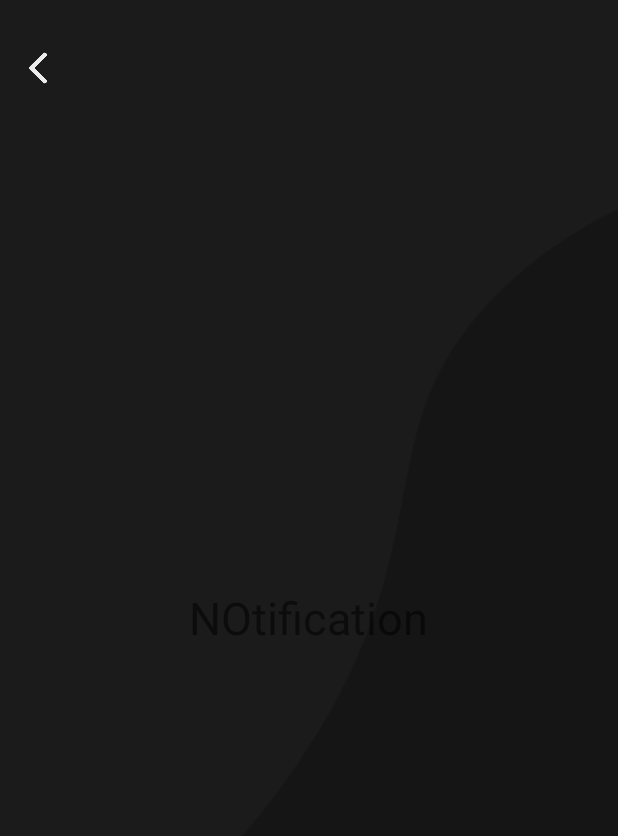
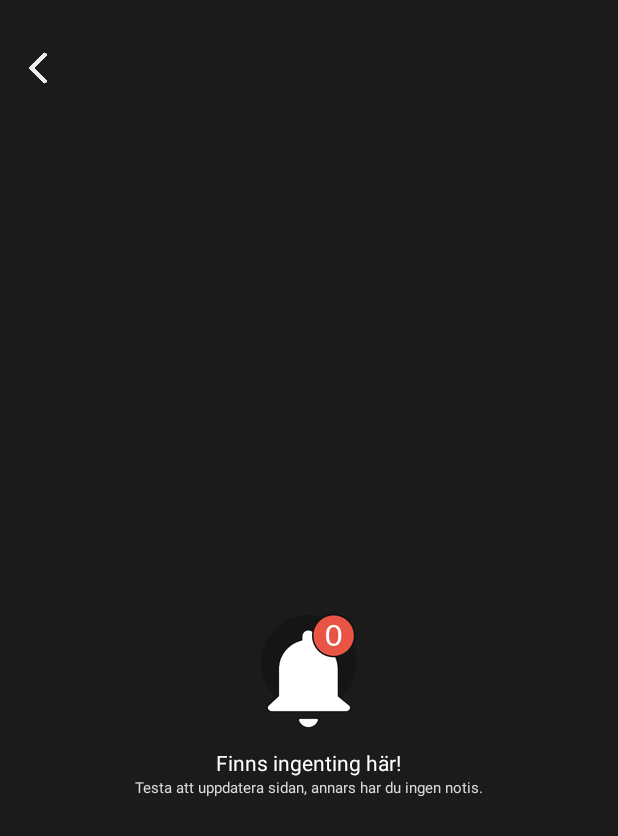
Before and after one commit to johan123456718/VasbyFrisorenAndroid, an Android app: the fragment NotificationFragment placed in its activity, on a phone screen of 412 x 824 dp. Shown: the top 836 px of the screen. Run offline under Robolectric (Android 15) with nearby library versions, the phone set to English and light mode, and no system bars.

Commit message:
notification navigation/design done

```diff
--- a/app/src/main/java/com/example/vasbyfrisorenandroid/fragment/NotificationFragment.java
+++ b/app/src/main/java/com/example/vasbyfrisorenandroid/fragment/NotificationFragment.java
@@ -6,30 +6,90 @@ import android.util.Log;
 import android.view.LayoutInflater;
 import android.view.View;
 import android.view.ViewGroup;
+import android.widget.LinearLayout;
+import android.widget.RelativeLayout;
 import android.widget.TextView;
+import android.widget.Toast;
 
 import androidx.annotation.Nullable;
 import androidx.fragment.app.Fragment;
+import androidx.recyclerview.widget.LinearLayoutManager;
+import androidx.recyclerview.widget.RecyclerView;
 
 import com.example.vasbyfrisorenandroid.R;
+import com.example.vasbyfrisorenandroid.model.notification.Notification;
+import com.example.vasbyfrisorenandroid.model.notification.NotificationAdapter;
+import com.example.vasbyfrisorenandroid.model.setting.Setting;
+import com.example.vasbyfrisorenandroid.model.setting.SettingAdapter;
+
+import java.util.ArrayList;
+import java.util.List;
 
 public class NotificationFragment extends Fragment {
 
 
     private View rootView;
-    private TextView test;
+    private List<Notification> notificationList;
+    private RelativeLayout existing_notification_div, empty_notification_div;
+    private RecyclerView recyclerView;
+    private RecyclerView.Adapter adapter;
+    private LinearLayoutManager layoutManager;
+
+    private TextView title;
+    private LinearLayout underline;
+
     @Nullable
     @Override
     public View onCreateView(LayoutInflater inflater, @Nullable ViewGroup container, @Nullable Bundle savedInstanceState) {
         rootView = inflater.inflate(R.layout.notification, container, false);
-
-        test = rootView.findViewById(R.id.test);
+        title = rootView.findViewById(R.id.notification_title);
+        underline = rootView.findViewById(R.id.notification_underline);
+        title.setVisibility(View.GONE);
+        underline.setVisibility(View.GONE);
 
         Bundle b = getArguments();
+        int notifications = 0;
 
-        if(b != null)
-            test.setText(String.valueOf(b.getInt("lol")));
+        if(b != null){
+            notifications = b.getInt("lol");
 
+            if(notifications > 0){
+                existing_notification_div = rootView.findViewById(R.id.existing_notification_div);
+                empty_notification_div = rootView.findViewById(R.id.empty_notification_div);
+
+                if(existing_notification_div.getVisibility() == View.GONE) {
+
+                    if(empty_notification_div.getVisibility() == View.VISIBLE) {
+                        empty_notification_div.setVisibility(View.GONE);
+                    }
+
+                    existing_notification_div.setVisibility(View.VISIBLE);
+;                   title.setVisibility(View.VISIBLE);
+                    underline.setVisibility(View.VISIBLE);
+                    initRecyclerView();
+                }
+            }
+        }
         return rootView;
     }
+
+    @Override
+    public void onDestroy() {
+        super.onDestroy();
+        if(notificationList != null) {
+            notificationList.clear();
+        }
+    }
+
+    private void initRecyclerView(){
+        notificationList = new ArrayList<>();
+        notificationList.add(new Notification(R.drawable.ic_launcher_background, "Du har bokat din tid för klippning", "15 min sen"));
+        notificationList.add(new Notification(R.drawable.ic_launcher_background, "gkmfdkgmfdlkgmdflkmgfdklmgl", "15 min sen"));
+        recyclerView = rootView.findViewById(R.id.recyclerView);
+        recyclerView.setHasFixedSize(true);
+        layoutManager = new LinearLayoutManager(rootView.getContext());
+        adapter = new NotificationAdapter(notificationList);
+        recyclerView.setLayoutManager(layoutManager);
+        recyclerView.setAdapter(adapter);
+    }
 }
--- /dev/null
+++ b/app/src/main/res/drawable/notification_rounded_item.xml
@@ -0,0 +1,5 @@
+<?xml version="1.0" encoding="utf-8"?>
+<shape xmlns:android="http://schemas.android.com/apk/res/android">
+    <solid android:color="@color/eerie_black"/>
+    <corners android:radius="20dp"/>
+</shape>
--- a/app/src/main/res/layout/notification.xml
+++ b/app/src/main/res/layout/notification.xml
@@ -2,16 +2,7 @@
 <RelativeLayout xmlns:android="http://schemas.android.com/apk/res/android"
     android:layout_width="match_parent"
     android:layout_height="match_parent"
-    android:background="@drawable/background">
-
-
-    <TextView
-        android:id="@+id/test"
-        android:layout_width="wrap_content"
-        android:layout_height="wrap_content"
-        android:text="NOtification"
-        android:textSize="30dp"
-        android:layout_centerInParent="true"/>
+    android:background="@color/eerie_black2">
 
     <ImageView
         android:id="@+id/backbutton"
@@ -21,4 +12,78 @@
         android:layout_marginStart="5dp"
         android:src="@drawable/back_arrow"/>
 
+    <TextView
+        android:id="@+id/notification_title"
+        android:layout_width="wrap_content"
+        android:layout_height="wrap_content"
+        android:text="@string/notifikation"
+        android:layout_centerInParent="true"
+        android:layout_above="@+id/notification_underline"
+        android:textColor="@color/white"
+        android:textSize="20sp"
+        />
+
+    <LinearLayout
+        android:id="@+id/notification_underline"
+        android:layout_width="match_parent"
+        android:layout_height="1dp"
+        android:orientation="vertical"
+        android:background="@color/eerie_black2"
+        android:layout_below="@+id/backbutton"/>
+
+    <RelativeLayout
+        android:id="@+id/empty_notification_div"
+        android:layout_width="380dp"
+        android:layout_height="match_parent"
+        android:layout_centerInParent="true"
+        android:layout_below="@id/backbutton"
+        android:background="@color/eerie_black2"
+        android:visibility="visible">
+
+        <ImageView
+            android:id="@+id/empty_notification"
+            android:layout_width="wrap_content"
+            android:layout_height="wrap_content"
+            android:layout_centerInParent="true"
+            android:scaleType="centerCrop"
+            android:src="@drawable/notification_empty"/>
+
+        <TextView
+            android:id="@+id/notification_empty_title"
+            android:layout_width="wrap_content"
+            android:layout_height="wrap_content"
+            android:text="@string/notification_empty_title"
+            android:layout_below="@+id/empty_notification"
+            android:textColor="@color/white"
+            android:layout_centerInParent="true"/>
+
+        <TextView
+            android:id="@+id/notification_empty_description"
+            android:layout_width="wrap_content"
+            android:layout_height="wrap_content"
+            android:layout_below="@+id/notification_empty_title"
+            android:layout_centerInParent="true"
+            android:textSize="10sp"
+            android:text="@string/empty_notification_desc"
+            android:textColor="@color/grey_white" />
+
+    </RelativeLayout>
+
+    <RelativeLayout
+        android:id="@+id/existing_notification_div"
+        android:layout_width="match_parent"
+        android:layout_height="wrap_content"
+        android:layout_below="@id/notification_underline"
+        android:layout_centerInParent="true"
+        android:visibility="gone">
+
+        <androidx.recyclerview.widget.RecyclerView
+            android:id="@+id/recyclerView"
+            android:layout_width="match_parent"
+            android:layout_height="match_parent"
+            android:padding="5dp"
+            android:layout_margin="5dp"/>
+
+    </RelativeLayout>
+
 </RelativeLayout>
--- a/app/src/main/res/values/colors.xml
+++ b/app/src/main/res/values/colors.xml
@@ -15,4 +15,5 @@
     <color name="winter_white">#C7C7C7</color>
     <color name="platinum">#ECECEC</color>
     <color name="lightRed">#ea5444</color>
+    <color name="eerie_black2">#1b1b1b</color>
 </resources>
--- a/app/src/main/res/values/strings.xml
+++ b/app/src/main/res/values/strings.xml
@@ -33,4 +33,8 @@
     <string name="deleteAcc">Radera konto</string>
     <string name="save">Spara</string>
     <string name="account_settings">Konto inställningar</string>
+    <string name="notification_empty_title">Finns ingenting här! </string>
+    <string name="empty_notification_desc">Testa att uppdatera sidan, annars har du ingen notis.</string>
+    <string name="newItem">Nytt</string>
+    <string name="notifikation">NOTIFIKATION</string>
 </resources>
```
Also changed, not shown: app/src/main/java/com/example/vasbyfrisorenandroid/model/notification/Notification.java (added, +26 -0 lines), app/src/main/java/com/example/vasbyfrisorenandroid/model/notification/NotificationAdapter.java (added, +63 -0 lines), app/src/main/res/drawable/notification_rounded.xml (added, +12 -0 lines), app/src/main/res/layout/notification_item.xml (added, +61 -0 lines), app/src/main/res/drawable-hdpi/notification_empty.png (added), app/src/main/res/drawable-mdpi/notification_empty.png (added), app/src/main/res/drawable-xhdpi/notification_empty.png (added), app/src/main/res/drawable-xxhdpi/notification_empty.png (added), app/src/main/res/drawable-xxxhdpi/notification_empty.png (added).
